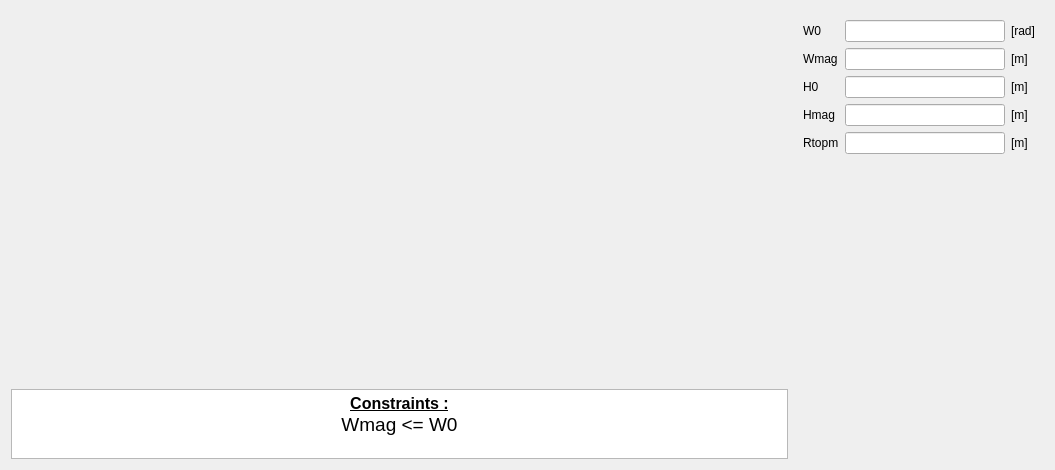
Before: the Qt Designer form pyleecan/GUI/Dialog/DMachineSetup/SMSlot/PMSlot15/PMSlot15.ui in Eomys/pyleecan, drawn with Qt 5.
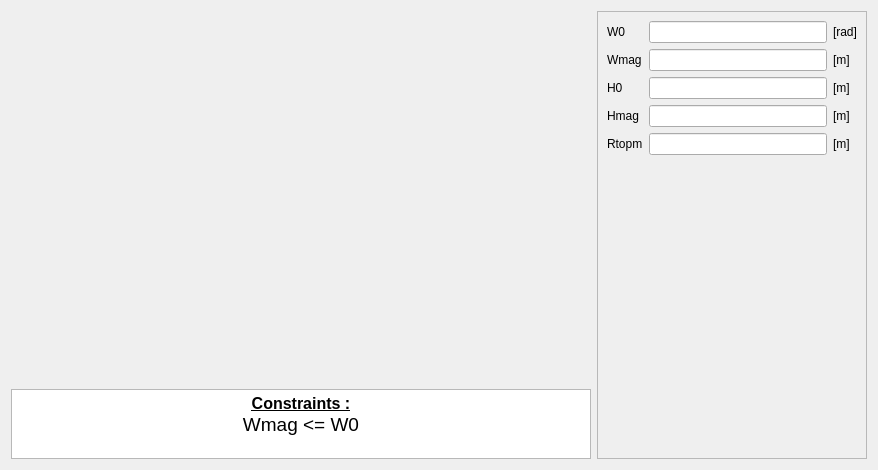
After: the same form once the commit is applied. Icons and pictures are not drawn. Custom widgets are drawn as their Qt base class.

Commit message: [CO] Scroll widget for right column

Patch:
```diff
--- a/pyleecan/GUI/Dialog/DMachineSetup/SMSlot/PMSlot15/PMSlot15.ui
+++ b/pyleecan/GUI/Dialog/DMachineSetup/SMSlot/PMSlot15/PMSlot15.ui
@@ -6,7 +6,7 @@
    <rect>
     <x>0</x>
     <y>0</y>
-    <width>1055</width>
+    <width>878</width>
     <height>470</height>
    </rect>
   </property>
@@ -86,18 +86,30 @@
     </layout>
    </item>
    <item>
-    <widget class="QWidget" name="widget" native="true">
+    <widget class="QScrollArea" name="scrollArea">
      <property name="minimumSize">
       <size>
-       <width>250</width>
+       <width>270</width>
        <height>0</height>
       </size>
      </property>
      <property name="maximumSize">
       <size>
-       <width>250</width>
+       <width>270</width>
        <height>16777215</height>
       </size>
+     </property>
+     <property name="widgetResizable">
+      <bool>true</bool>
+     </property>
+     <widget class="QWidget" name="scrollAreaWidgetContents">
+      <property name="geometry">
+       <rect>
+        <x>0</x>
+        <y>0</y>
+        <width>268</width>
+        <height>446</height>
+       </rect>
      </property>
      <layout class="QVBoxLayout" name="verticalLayout">
       <item>
@@ -206,6 +218,7 @@
        <widget class="WWSlotOut" name="w_out" native="true"/>
       </item>
      </layout>
+     </widget>
     </widget>
    </item>
   </layout>
```
Lines whose indentation alone changed are shown as unchanged. The commit also changes 84 other files.
